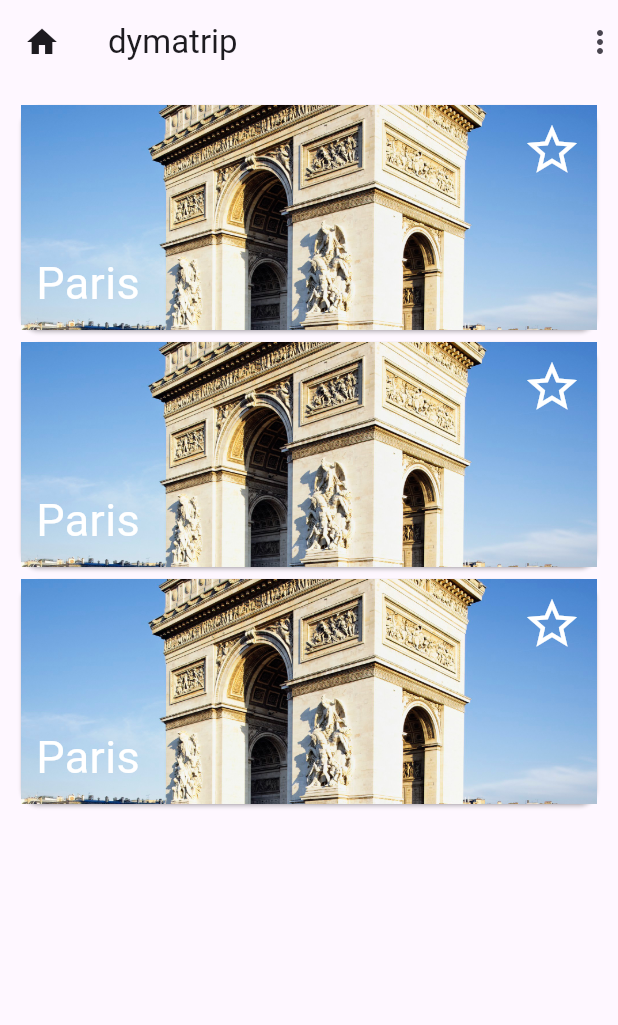
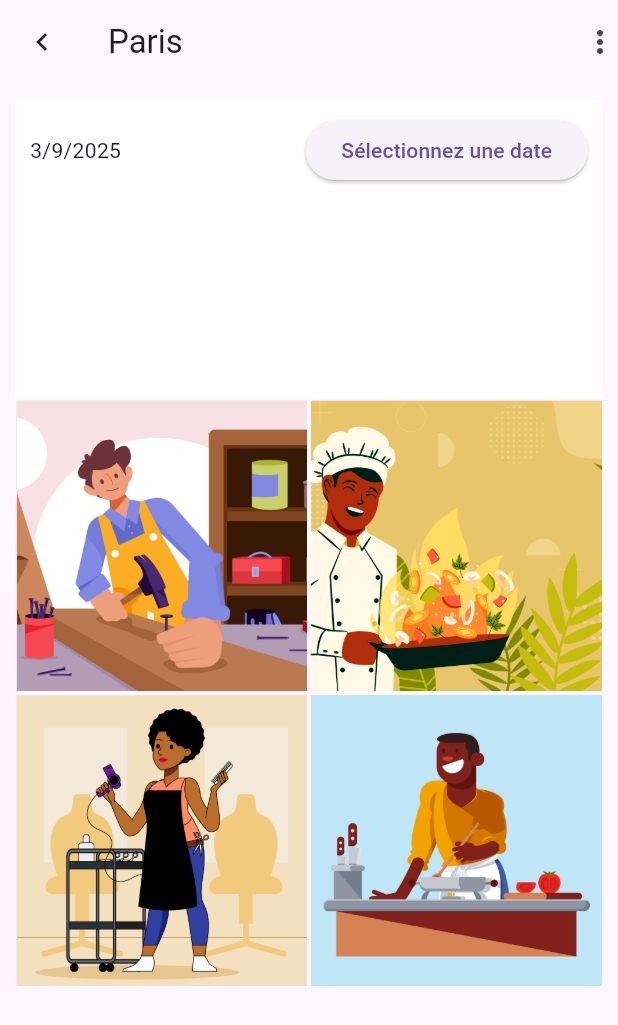
Before and after one commit to TrigoYodila/learning-flutter-project-dynma, a Flutter app: the screen it shows after launch, on a phone screen of 412 x 824 dp. Shown: the top 1025 px of the screen. Run offline on Flutter 3.47's test engine with Material 3 defaults, Android fonts, the phone set to English and light mode, and no system bars.

Commit message:
init project and displaying activities

```diff
--- a/lib/city_card.dart
+++ /dev/null
@@ -1,45 +0,0 @@
-import 'package:flutter/material.dart';
-
-class CityCard extends StatelessWidget {
-  const CityCard({super.key});
-
-  @override
-  Widget build(BuildContext context) {
-    return Card(
-      // elevation: 5.0,
-      child: SizedBox(
-        height: 150,
-        child: Stack(
-          fit: StackFit.expand,
-          children: <Widget>[
-            Image.asset('assets/images/ville2.jpg', fit: BoxFit.cover),
-            Padding(
-              padding: EdgeInsets.all(10.0),
-              child: Column(
-                children: <Widget>[
-                  Expanded(
-                    child: Row(
-                      mainAxisAlignment: MainAxisAlignment.end,
-                      crossAxisAlignment: CrossAxisAlignment.start,
-                      children: [
-                        Icon(Icons.star_border, size: 40, color: Colors.white),
-                      ],
-                    ),
-                  ),
-                  Row(
-                    children: <Widget>[
-                      Text(
-                        'Paris',
-                        style: TextStyle(color: Colors.white, fontSize: 30),
-                      ),
-                    ],
-                  ),
-                ],
-              ),
-            ),
-          ],
-        ),
-      ),
-    );
-  }
-}
--- /dev/null
+++ b/lib/data/data.dart
@@ -0,0 +1,28 @@
+import '../models/activity.model.dart';
+
+List<Activity> activities = [
+  Activity(
+      image: 'assets/images/activities/act1.jpg',
+      name: 'Le Louvre',
+      id: 'a1',
+      city: 'Paris'
+  ),
+  Activity(
+      image: 'assets/images/activities/act2.jpg',
+      name: 'Les buttes Chaumont',
+      id: 'a2',
+      city: 'Paris'
+  ),
+  Activity(
+      image: 'assets/images/activities/act3.jpg',
+      name: 'Notre Dame',
+      id: 'a3',
+      city: 'Paris'
+  ),
+  Activity(
+      image: 'assets/images/activities/act4.jpg',
+      name: 'La Défense',
+      id: 'a4',
+      city: 'Paris'
+  ),
+];
--- a/lib/home.dart
+++ /dev/null
@@ -1,29 +0,0 @@
-
-import 'city_card.dart';
-import 'package:flutter/material.dart';
-
-class Home extends StatelessWidget {
-  const Home({super.key});
-  @override
-  Widget build(BuildContext context) {
-    return Scaffold(
-        appBar: AppBar(
-          leading: Icon(Icons.home),
-          title: Text('dymatrip'),
-          actions: <Widget>[Icon(Icons.more_vert)],
-        ),
-        body: Container(
-          padding: EdgeInsets.all(10.0),
-          alignment: Alignment.topLeft,
-          child: Column(
-            crossAxisAlignment: CrossAxisAlignment.stretch,
-            children: <Widget>[
-              CityCard(),
-              CityCard(),
-              CityCard()
-            ],
-          ),
-        ),
-      );
-  }
-}
--- a/lib/main.dart
+++ b/lib/main.dart
@@ -1,5 +1,6 @@
+import 'package:first_project/views/city/widgets/city.dart';
 import 'package:flutter/material.dart';
-import 'home.dart';
+// import 'views/home/home.dart';
 
 void main() {
   runApp(const DymaTrip());
@@ -13,7 +14,8 @@ class DymaTrip extends StatelessWidget {
   Widget build(BuildContext context) {
     return MaterialApp(
       debugShowCheckedModeBanner: false,
-      home: Home(),
+      // home: Home(),
+      home: City(),
     );
   }
 }
--- /dev/null
+++ b/lib/models/activity.model.dart
@@ -0,0 +1,8 @@
+class Activity {
+  String name;
+  String image;
+  String id;
+  String city;
+
+  Activity({required this.name, required this.image, required this.city, required this.id});
+}
--- /dev/null
+++ b/lib/models/trip.model.dart
@@ -0,0 +1,10 @@
+class Trip {
+  String city;
+  List<String> activities;  // liste des ids des activités
+  DateTime date;   // nombre de millisecondes ecouler depuis 1970
+  Trip({
+    required this.city,
+    required this.activities,
+    required this.date
+  });
+}
--- /dev/null
+++ b/lib/views/city/widgets/activity_card.dart
@@ -0,0 +1,30 @@
+import 'package:flutter/material.dart';
+import '../../../models/activity.model.dart';
+
+class ActivityCard extends StatelessWidget {
+  final Activity activity;
+
+  const ActivityCard({super.key, required this.activity});
+
+  @override
+  Widget build(BuildContext context) {
+    return
+    Container(
+      color: Colors.red.shade100,
+      width: double.infinity,   //
+      margin: EdgeInsets.all(1),
+      child: Image(image: AssetImage(activity.image), fit: BoxFit.cover),   //Image.asset(activity.image, fit: BoxFit.cover)
+    );
+    // Card(
+    //   child: ListTile(
+    //     // leading: Image.asset(activity.image, width: 50),
+    //     leading: CircleAvatar(
+    //       backgroundImage: AssetImage(activity.image),
+    //     ),
+    //     title: Text(activity.name),
+    //     subtitle: Text(activity.name),
+    //     trailing: Checkbox(value: false, tristate: false, onChanged: (value) {}),
+    //   ),
+    // );
+  }
+}
--- /dev/null
+++ b/lib/views/city/widgets/city.dart
@@ -0,0 +1,98 @@
+import 'package:first_project/views/city/widgets/activity_card.dart';
+import 'package:flutter/material.dart';
+import 'package:intl/intl.dart';
+import '../../../data/data.dart' as data;
+import '../../../models/activity.model.dart';
+import '../../../models/trip.model.dart';
+
+class City extends StatefulWidget {
+  final List<Activity> activities = data.activities;
+
+  City({super.key});
+
+  @override
+  State<City> createState() => _CityState();
+}
+
+class _CityState extends State<City> {
+
+  Trip myTrip = Trip(city: 'Paris' , activities: [], date: DateTime.now() );
+
+  @override
+  Widget build(BuildContext context) {
+    return Scaffold(
+      appBar: AppBar(
+        leading: Icon(Icons.chevron_left),
+        title: Text('Paris'),
+        actions: <Widget>[Icon(Icons.more_vert)],
+      ),
+      body: Container(
+        padding: EdgeInsets.all(10),
+        // child: ListView(
+        //   children: widget.activities.map((activity){
+        //     return ActivityCard(activity: activity);
+        //   }).toList()
+        // ),
+        // child: ListView.builder(
+        //   itemBuilder: (context, index){
+        //     return ActivityCard(
+        //       activity: widget.activities[index]
+        //     );
+        //   },
+        //   itemCount: widget.activities.length,
+        // ),
+        // child: ListView.separated(
+        //   itemBuilder: (context, index) {
+        //     return ActivityCard(
+        //       activity: widget.activities[index]);
+        //   },
+        //   separatorBuilder: (context, index){
+        //     return SizedBox(
+        //       height: 1,
+        //     );
+        //   },
+        //   itemCount: widget.activities.length,
+        // ),
+        // child: GridView.builder(
+        //   gridDelegate: SliverGridDelegateWithFixedCrossAxisCount(crossAxisCount: 2),
+        //   itemBuilder: (context, index) {
+        //     return ActivityCard(
+        //       activity: widget.activities[index]);
+        //   },
+        //   itemCount: widget.activities.length,
+        // ),
+        child: Column(
+          children: <Widget>[
+            Container(
+              padding: EdgeInsets.all(10),
+              height: 200,
+              color: Colors.white,
+              child: Column(
+                children: <Widget>[
+                  Row(
+                    children: <Widget>[
+                      Expanded(
+                        child: Text(DateFormat('d/M/y').format(myTrip.date))
+                      ),
+                      ElevatedButton(onPressed: ()=>{}, child: Text('Sélectionnez une date'))
+                    ],
+                  )
+                ],
+              ),
+            ),
+            Expanded(
+              child: GridView.count(
+                crossAxisCount: 2,
+                mainAxisSpacing: 1,
+                crossAxisSpacing: 1,
+                children: widget.activities.map((activity) {
+                  return ActivityCard(activity: activity);
+                }).toList(),
+              ),
+            ),
+          ],
+        ),
+      ),
+    );
+  }
+}
--- a/pubspec.yaml
+++ b/pubspec.yaml
@@ -34,6 +34,7 @@ dependencies:
   # The following adds the Cupertino Icons font to your application.
   # Use with the CupertinoIcons class for iOS style icons.
   cupertino_icons: ^1.0.8
+  intl: ^0.20.2
 
 dev_dependencies:
   flutter_test:
@@ -60,6 +61,7 @@ flutter:
   # To add assets to your application, add an assets section, like this:
   assets:
     - assets/images/
+    - assets/images/activities/
   #   - images/a_dot_ham.jpeg
 
   # An image asset can refer to one or more resolution-specific "variants", see
```
Also changed, not shown: lib/views/home/home.dart (added, +55 -0 lines), lib/views/home/widgets/city_card.dart (added, +61 -0 lines), assets/images/activities/act1.jpg (added), assets/images/activities/act2.jpg (added), assets/images/activities/act3.jpg (added), assets/images/activities/act4.jpg (added), pubspec.lock.
